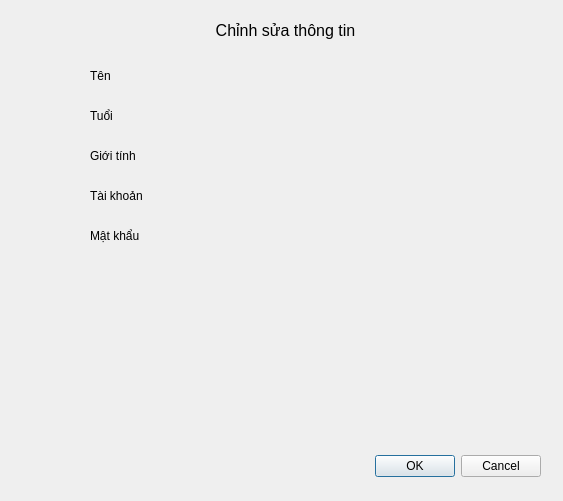
This is ManageApp/edittaikhoan.ui in ngoctoan1762003/ManageApp as Qt 5 draws it before an edit. The edited form follows.
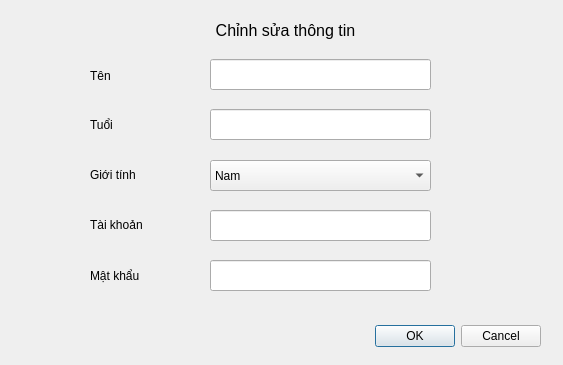
This is the edited form.

```diff
--- a/ManageApp/edittaikhoan.ui
+++ b/ManageApp/edittaikhoan.ui
@@ -7,7 +7,7 @@
     <x>0</x>
     <y>0</y>
     <width>563</width>
-    <height>501</height>
+    <height>365</height>
    </rect>
   </property>
   <property name="windowTitle">
@@ -17,7 +17,7 @@
    <property name="geometry">
     <rect>
      <x>200</x>
-     <y>450</y>
+     <y>320</y>
      <width>341</width>
      <height>32</height>
     </rect>
@@ -67,7 +67,7 @@
    <property name="geometry">
     <rect>
      <x>90</x>
-     <y>100</y>
+     <y>109</y>
      <width>71</width>
      <height>31</height>
     </rect>
@@ -80,7 +80,7 @@
    <property name="geometry">
     <rect>
      <x>90</x>
-     <y>140</y>
+     <y>159</y>
      <width>71</width>
      <height>31</height>
     </rect>
@@ -93,7 +93,7 @@
    <property name="geometry">
     <rect>
      <x>90</x>
-     <y>180</y>
+     <y>209</y>
      <width>71</width>
      <height>31</height>
     </rect>
@@ -106,7 +106,7 @@
    <property name="geometry">
     <rect>
      <x>90</x>
-     <y>220</y>
+     <y>260</y>
      <width>71</width>
      <height>31</height>
     </rect>
@@ -115,6 +115,66 @@
     <string>Mật khẩu</string>
    </property>
   </widget>
+  <widget class="QLineEdit" name="ten">
+   <property name="geometry">
+    <rect>
+     <x>210</x>
+     <y>59</y>
+     <width>221</width>
+     <height>31</height>
+    </rect>
+   </property>
+  </widget>
+  <widget class="QLineEdit" name="tuoi">
+   <property name="geometry">
+    <rect>
+     <x>210</x>
+     <y>109</y>
+     <width>221</width>
+     <height>31</height>
+    </rect>
+   </property>
+  </widget>
+  <widget class="QComboBox" name="gioiTinh">
+   <property name="geometry">
+    <rect>
+     <x>210</x>
+     <y>160</y>
+     <width>221</width>
+     <height>31</height>
+    </rect>
+   </property>
+   <item>
+    <property name="text">
+     <string>Nam</string>
+    </property>
+   </item>
+   <item>
+    <property name="text">
+     <string>Nữ</string>
+    </property>
+   </item>
+  </widget>
+  <widget class="QLineEdit" name="taiKhoan">
+   <property name="geometry">
+    <rect>
+     <x>210</x>
+     <y>210</y>
+     <width>221</width>
+     <height>31</height>
+    </rect>
+   </property>
+  </widget>
+  <widget class="QLineEdit" name="matKhau">
+   <property name="geometry">
+    <rect>
+     <x>210</x>
+     <y>260</y>
+     <width>221</width>
+     <height>31</height>
+    </rect>
+   </property>
+  </widget>
  </widget>
  <resources/>
  <connections>
```
